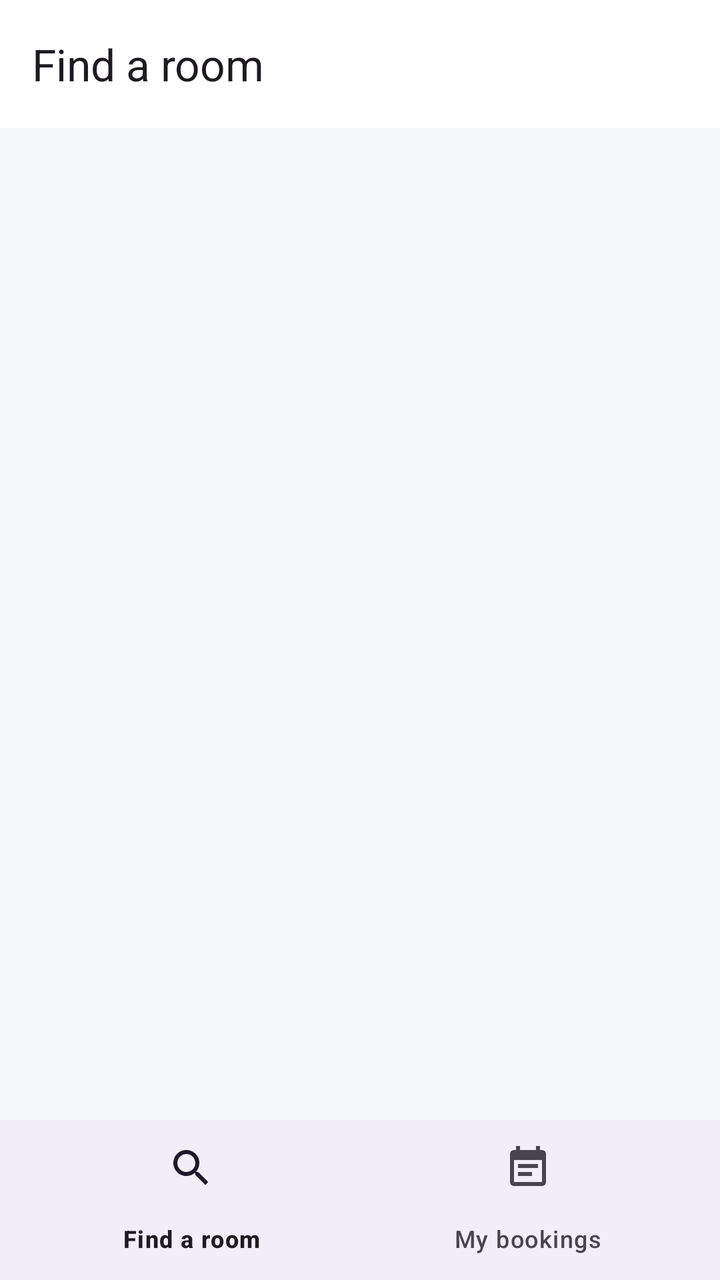
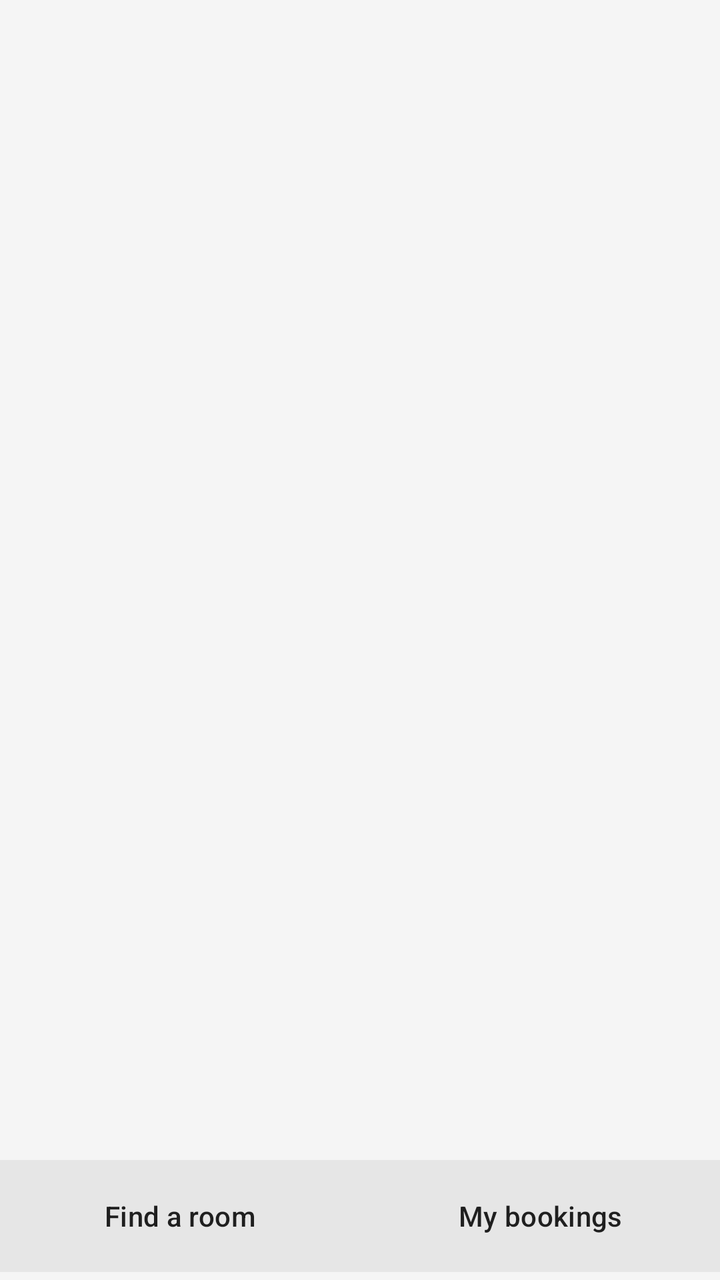

Before-and-after screenshots of an Android layout around one commit, followed by the original layout XML and the change that was made.
<!-- AndroidManifest.xml: application theme Theme.RoomBooking -->
<!-- res/layout/activity_main.xml -->
<?xml version="1.0" encoding="utf-8"?>
<LinearLayout xmlns:android="http://schemas.android.com/apk/res/android"
    xmlns:app="http://schemas.android.com/apk/res-auto"
    xmlns:tools="http://schemas.android.com/tools"
    android:layout_width="match_parent"
    android:layout_height="match_parent"
    android:orientation="vertical">

    <com.google.android.material.appbar.MaterialToolbar
        android:id="@+id/toolbar"
        android:layout_width="match_parent"
        android:layout_height="?attr/actionBarSize"
        android:background="@color/white"
        app:title="@string/nav_find_room" />

    <FrameLayout
        android:id="@+id/fragment_container"
        android:layout_width="match_parent"
        android:layout_height="0dp"
        android:layout_weight="1" />

    <com.google.android.material.bottomnavigation.BottomNavigationView
        android:id="@+id/nav"
        android:layout_width="match_parent"
        android:layout_height="wrap_content"
        app:labelVisibilityMode="labeled"
        app:menu="@menu/nav_employee" />
</LinearLayout>
<!-- resources referenced by this layout -->
<resources>
  <color name="white">#FFFFFF</color>
  <string name="nav_find_room">Find a room</string>
  <style name="Theme.RoomBooking" parent="Theme.Material3.Light.NoActionBar">
          <item name="colorPrimary">@color/brand</item>
          <item name="colorOnPrimary">@color/white</item>
          <item name="colorSecondary">@color/brand_dark</item>
          <item name="android:colorBackground">@color/background</item>
          <item name="android:windowBackground">@color/background</item>
          <item name="android:statusBarColor">@color/background</item>
          <item name="android:windowLightStatusBar">true</item>
      </style>
  <color name="brand">#1F5F8B</color>
  <color name="brand_dark">#163F5C</color>
  <color name="background">#F4F6F8</color>
</resources>

<!-- the commit's change to res/layout/activity_main.xml (unified diff, before → after) -->
@@ -1,17 +1,9 @@
 <?xml version="1.0" encoding="utf-8"?>
 <LinearLayout xmlns:android="http://schemas.android.com/apk/res/android"
     xmlns:app="http://schemas.android.com/apk/res-auto"
-    xmlns:tools="http://schemas.android.com/tools"
     android:layout_width="match_parent"
     android:layout_height="match_parent"
     android:orientation="vertical">
-
-    <com.google.android.material.appbar.MaterialToolbar
-        android:id="@+id/toolbar"
-        android:layout_width="match_parent"
-        android:layout_height="?attr/actionBarSize"
-        android:background="@color/white"
-        app:title="@string/nav_find_room" />
 
     <FrameLayout
         android:id="@+id/fragment_container"
@@ -19,10 +11,30 @@
         android:layout_height="0dp"
         android:layout_weight="1" />
 
-    <com.google.android.material.bottomnavigation.BottomNavigationView
-        android:id="@+id/nav"
+    <LinearLayout
         android:layout_width="match_parent"
-        android:layout_height="wrap_content"
-        app:labelVisibilityMode="labeled"
-        app:menu="@menu/nav_employee" />
+        android:layout_height="64dp"
+        android:orientation="horizontal"
+        android:weightSum="2">
+
+        <Button
+            android:id="@+id/btn_nav_find"
+            android:layout_width="0dp"
+            android:layout_height="match_parent"
+            android:layout_weight="1"
+            android:text="@string/nav_find_room"
+            android:textColor="@color/nav_text_color"
+            app:backgroundTint="@color/nav_bg_tint"
+            app:cornerRadius="0dp" />
+
+        <Button
+            android:id="@+id/btn_nav_bookings"
+            android:layout_width="0dp"
+            android:layout_height="match_parent"
+            android:layout_weight="1"
+            android:text="@string/nav_my_bookings"
+            android:textColor="@color/nav_text_color"
+            app:backgroundTint="@color/nav_bg_tint"
+            app:cornerRadius="0dp" />
+    </LinearLayout>
 </LinearLayout>
<!-- resource entries referenced after the edit -->
@@ -1,18 +1,14 @@
 <!-- resources referenced by this layout -->
 <resources>
-  <color name="white">#FFFFFF</color>
   <string name="nav_find_room">Find a room</string>
-  <style name="Theme.RoomBooking" parent="Theme.Material3.Light.NoActionBar">
-          <item name="colorPrimary">@color/brand</item>
-          <item name="colorOnPrimary">@color/white</item>
-          <item name="colorSecondary">@color/brand_dark</item>
-          <item name="android:colorBackground">@color/background</item>
-          <item name="android:windowBackground">@color/background</item>
-          <item name="android:statusBarColor">@color/background</item>
-          <item name="android:windowLightStatusBar">true</item>
+  <string name="nav_my_bookings">My bookings</string>
+  <style name="Theme.RoomBooking" parent="Theme.Material3.DayNight">
+          <item name="colorPrimary">@color/accent</item>
+          <item name="colorOnPrimary">@color/on_accent</item>
+          <item name="android:windowBackground">@color/screen_bg</item>
       </style>
-  <color name="brand">#1F5F8B</color>
-  <color name="brand_dark">#163F5C</color>
-  <color name="background">#F4F6F8</color>
+  <color name="accent">#303030</color>
+  <color name="on_accent">#FFFFFF</color>
+  <color name="screen_bg">#F5F5F5</color>
 </resources>
 
